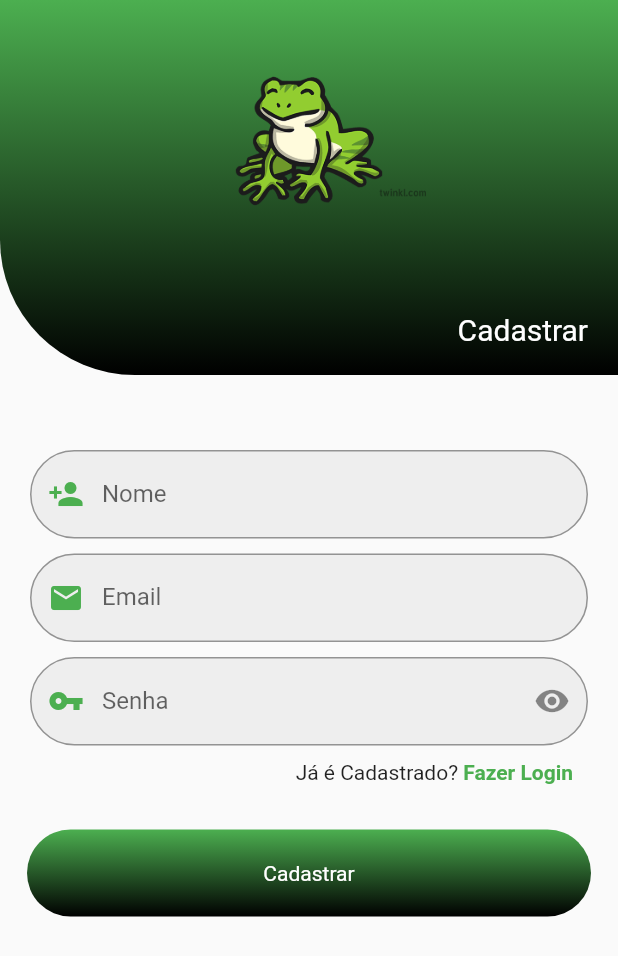
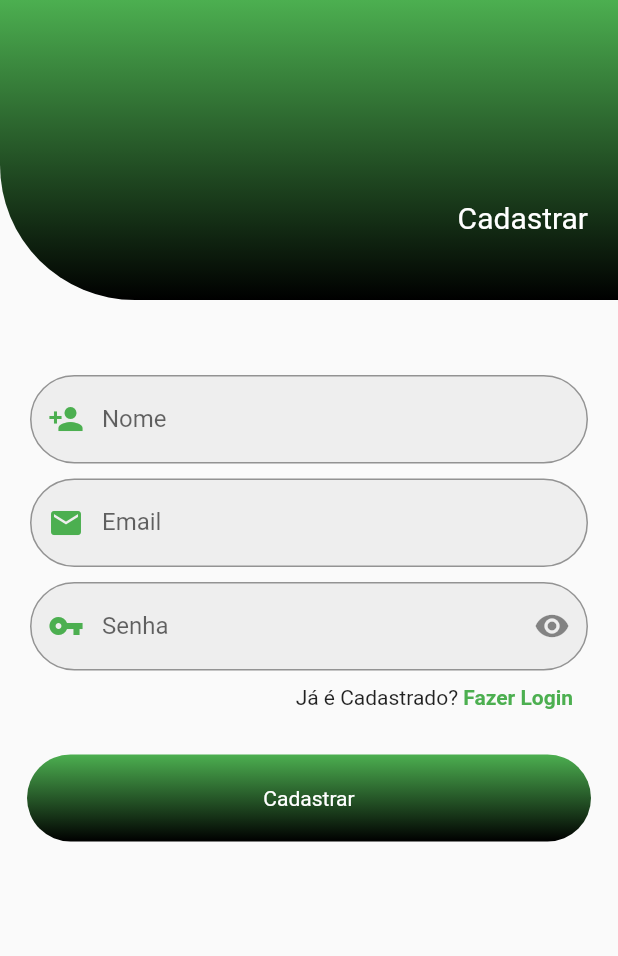
Before and after one commit to DevGomes78/Flutter-Login_Page, a Flutter app: the screen it shows after launch, after a tap on "Login", after a tap on "Nao tem Cadastro?", on a phone screen of 412 x 824 dp. Shown: the top 956 px of the screen. Run offline on Flutter 3.47's test engine with Material 2 defaults, Android fonts, the phone set to English and light mode, and no system bars.

Commit message:
atualizado layout atualizado tela cadastro verificado funcao de login atualizado classe login e senha atualizado classe cadastro de login com tratamento de erros criado rotas para para cadastro e login atualizado tela login e cadastro

```diff
--- a/lib/views/login_page.dart
+++ b/lib/views/login_page.dart
@@ -4,10 +4,10 @@ import 'package:flutter_validation/routes/routes.dart';
 import 'package:flutter_validation/sing_up/login_singup.dart';
 import 'package:flutter_validation/utils/validate.dart';
 import 'package:flutter_validation/widgets/button_widget.dart';
-import 'package:flutter_validation/widgets/container_widget.dart';
+import 'package:flutter_validation/widgets/my_custon_clipper_widget.dart';
 import 'package:flutter_validation/widgets/text_form_widget.dart';
 import 'package:flutter_validation/widgets/text_widget.dart';
-import 'cadastro.dart';
+
 
 class Login extends StatefulWidget {
   @override
@@ -31,32 +31,80 @@ class _LoginState extends State<Login> {
           key: _formKey,
           child: Column(
             children: [
-              ContainerWidget(text: 'Login'),
+              // ContainerWidget(text: 'Login'),
+              _CustonClipper(),
+              const SizedBox(height: 100),
+              _MounthAreaEmail(),
+              const SizedBox(height: 10),
+              _MounthAreaLogin(),
+              _MounthAreaForgtPassword(context),
               const SizedBox(height: 50),
-              Padding(
-                padding: const EdgeInsets.symmetric(
-                  horizontal: 15,
+              InkWell(
+                onTap: () {
+                  _doLogin(context);
+                },
+                child: ButtonWidget(
+                  text: 'Login',
                 ),
-                child: Container(
-                  decoration: BoxDecoration(
-                    borderRadius: BorderRadius.circular(50),
-                    color: Colors.grey[200],
               ),
-                  child: TextFormWidget(
-                    'Email',
-                    'digite email',
-                    const Icon(
-                      Icons.email,
-                      color: Colors.green,
+              const SizedBox(height: 10),
+              InkWell(
+                onTap: () {
+                  Navigator.pushReplacementNamed(
+                    context,
+                    RoutesPage.cadastro,
+                  );
+                },
+                child: Textwidget(
+                  cadastro: 'Nao tem Cadastro?  ',
+                  login: 'Cadastrar',
                 ),
-                    controller: emailController,
-                    obscureText: false,
-                    validator: Validate().validateEmail,
+              ),
+            ],
           ),
         ),
       ),
-              const SizedBox(height: 10),
-              Padding(
+    );
+  }
+
+  _CustonClipper() {
+    return ClipPath(
+      child: Container(
+        decoration: const BoxDecoration(
+          borderRadius: BorderRadius.only(
+            bottomLeft: Radius.circular(90),
+          ),
+          gradient: LinearGradient(
+              colors: [(Colors.green), (Colors.black)],
+              begin: Alignment.topCenter,
+              end: Alignment.bottomCenter),
+        ),
+        height: 180,
+      ),
+      clipper: MycustonClipper(),
+    );
+  }
+
+  _MounthAreaForgtPassword(BuildContext context) {
+    return Container(
+      margin: const EdgeInsets.only(top: 10, right: 20),
+      alignment: Alignment.centerRight,
+      child: InkWell(
+        child: const Text(
+          'Esqueceu a Senha?',
+          style: TextStyle(
+            fontWeight: FontWeight.bold,
+          ),
+        ),
+        onTap: () {
+          Navigator.pushNamed(context, Routes.cadastro);
+        },
+      ),
+    );
+  }
+
+  _MounthAreaLogin() {
+    return Padding(
       padding: const EdgeInsets.symmetric(
         horizontal: 15,
       ),
@@ -78,53 +126,36 @@ class _LoginState extends State<Login> {
                 _obscureText = !_obscureText;
               });
             },
-                      child: Icon(_obscureText
-                          ? Icons.visibility
-                          : Icons.visibility_off),
+            child: Icon(_obscureText ? Icons.visibility : Icons.visibility_off),
           ),
           controller: senhaController,
           obscureText: _obscureText,
           validator: Validate().validateSenha,
         ),
       ),
+    );
+  }
+
+  _MounthAreaEmail() {
+    return Padding(
+      padding: const EdgeInsets.symmetric(
+        horizontal: 15,
       ),
-              Container(
-                margin: const EdgeInsets.only(top: 10, right: 20),
-                alignment: Alignment.centerRight,
-                child: InkWell(
-                  child: const Text(
-                    'Esqueceu a Senha?',
-                    style: TextStyle(
-                      fontWeight: FontWeight.bold,
+      child: Container(
+        decoration: BoxDecoration(
+          borderRadius: BorderRadius.circular(50),
+          color: Colors.grey[200],
         ),
+        child: TextFormWidget(
+          'Email',
+          'digite email',
+          const Icon(
+            Icons.email,
+            color: Colors.green,
           ),
-                  onTap: () {
-                    Navigator.pushNamed(context, Routes.cadastro);
-                  },
-                ),
-              ),
-              const SizedBox(height: 50),
-              InkWell(
-                onTap: () {
-                  _doLogin(context);
-                },
-                child: ButtonWidget(
-                  text: 'Login',
-                ),
-              ),
-              const SizedBox(height: 10),
-              InkWell(
-                onTap: () {
-                  Navigator.pushReplacementNamed(
-                      context, RoutesPage.cadastro);
-                },
-                child: Textwidget(
-                  cadastro: 'Nao tem Cadastro?  ',
-                  login: 'Cadastrar',
-                ),
-              ),
-            ],
-          ),
+          controller: emailController,
+          obscureText: false,
+          validator: Validate().validateEmail,
         ),
       ),
     );
--- a/lib/widgets/container_widget.dart
+++ b/lib/widgets/container_widget.dart
@@ -8,7 +8,7 @@ class ContainerWidget extends StatelessWidget {
   @override
   Widget build(BuildContext context) {
     return Container(
-      height: 250,
+      height: 200,
       decoration: const BoxDecoration(
         borderRadius: BorderRadius.only(
           bottomLeft: Radius.circular(90),
@@ -24,12 +24,7 @@ class ContainerWidget extends StatelessWidget {
           crossAxisAlignment: CrossAxisAlignment.center,
           children: [
             Container(
-              child: Image.asset('images/frog.png'),
-              height: 150,
-              width: 180,
-            ),
-            Container(
-              margin: const EdgeInsets.only(right: 20, top: 20),
+              margin: const EdgeInsets.only(right: 20, top: 90),
               alignment: Alignment.bottomRight,
               child: Text(
                 text!,
--- /dev/null
+++ b/lib/widgets/my_custon_clipper_widget.dart
@@ -0,0 +1,18 @@
+import 'package:flutter/material.dart';
+
+class MycustonClipper extends CustomClipper<Path> {
+  @override
+  Path getClip(Size size) {
+    Path path = Path();
+    path.lineTo(0, size.height / 2);
+    path.cubicTo(size.width / 4, 3 * (size.height / 2), 3 * (size.width / 4),
+        size.height / 2, size.width, size.height * 0.9);
+    path.lineTo(size.width, 0);
+    return path;
+  }
+
+  @override
+  bool shouldReclip(covariant CustomClipper<Path> oldClipper) {
+    return true;
+  }
+}
--- a/lib/widgets/my_drawer_header.dart
+++ b/lib/widgets/my_drawer_header.dart
@@ -35,14 +35,14 @@ class _MyHeaderDrawerState extends State<MyHeaderDrawer> {
             ),
           ),
           const Text(
-            'Amilson Gomes',
+            'amilson',
             style: TextStyle(
               color: Colors.white,
               fontSize: 22,
             ),
           ),
           const Text(
-            'Amilson@gmail.com',
+            'gomes@gmail.com',
             style: TextStyle(
               color: Colors.white,
               fontSize: 16,
```
Lines whose indentation alone changed are shown as unchanged.
